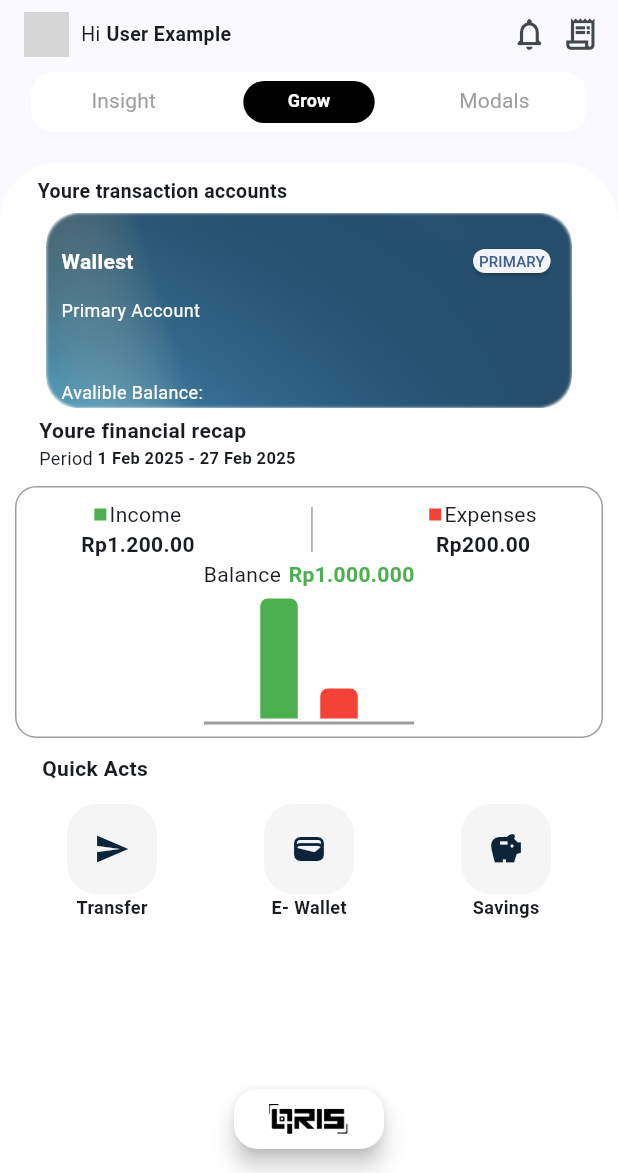
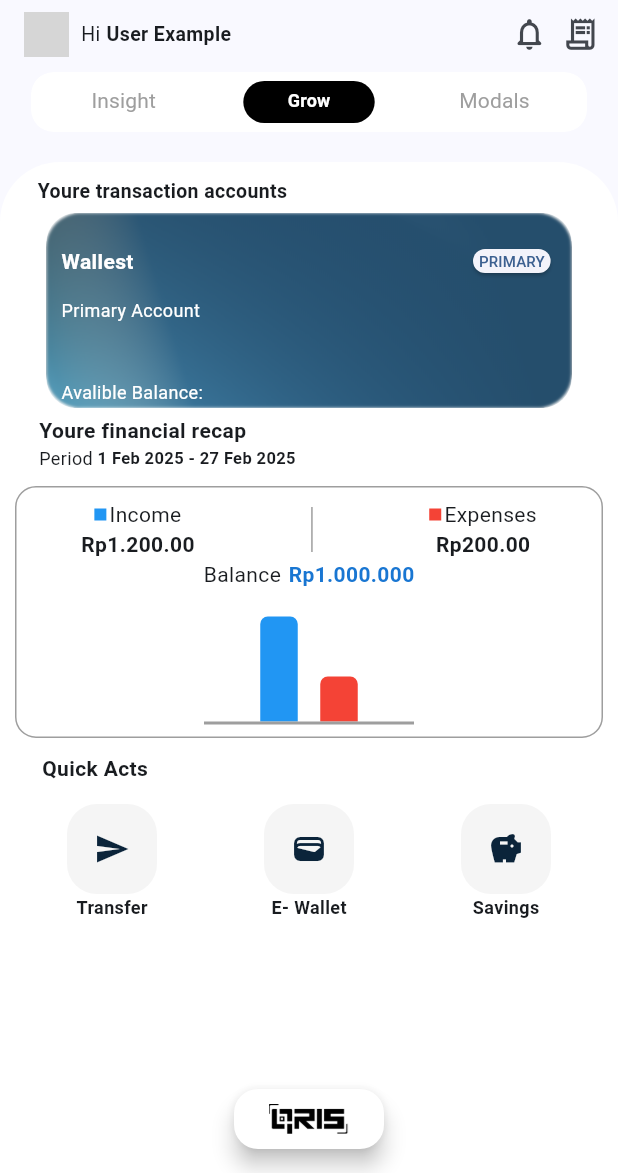
Before and after one commit to jbranabb/astroreal, a Flutter app: the screen it shows after launch, on a phone screen of 412 x 824 dp, the part 63-1236 px from its top. Run offline on Flutter 3.47's test engine with Material 3 defaults, Android fonts, the light colour scheme and no system bars; drawn by our look-alikes of lottie; our stand-ins replace bloc, flutter_bloc, flutter_svg, gap, smooth_page_indicator; network calls fail; grey boxes are pictures that could not be loaded.

Commit message:
renamed:    astroreal/lib/data/bloc/onboarding_cubit.dart -> astroreal/lib/data/bloc/onboarding/onboarding_cubit.dart 	new file:   astroreal/lib/data/bloc/wallets_bar/bloc/container_bloc.dart 	new file:   astroreal/lib/data/bloc/wallets_bar/bloc/container_event.dart 	new file:   astroreal/lib/data/bloc/wallets_bar/bloc/container_state.dart 	new file:   astroreal/lib/data/bloc/wallets_bar/container_cubit.dart 	modified:   astroreal/lib/main.dart 	modified:   astroreal/lib/pages/home/TabView/tab1/tab_one.dart 	modified:   astroreal/lib/pages/home/TabView/widget/my_chart.dart 	modified:   astroreal/lib/pages/onboarding/onboarding.dart

```diff
--- /dev/null
+++ b/astroreal/lib/data/bloc/wallets_bar/bloc/container_bloc.dart
@@ -0,0 +1,21 @@
+import 'package:bloc/bloc.dart';
+import 'package:flutter/material.dart';
+import 'package:meta/meta.dart';
+
+part 'container_event.dart';
+part 'container_state.dart';
+
+class ContainerBloc extends Bloc<ContainerEvent, ContainerState> {
+  ContainerBloc() : super(ContainerState(heightA: 0, heightB: 0)) {
+    on<EventIncome>((event, emit) {
+      emit(state.copyWith(heightA: event.newValue));
+    });
+    on<EventExpenses>((event, emit) {
+      emit(state.copyWith(heightB: event.newValue));
+    });
+
+    on<ResetEvent>((event, emit) {
+      emit(ContainerState( heightA: 0, heightB: 0));
+    });
+  }
+}
--- /dev/null
+++ b/astroreal/lib/data/bloc/wallets_bar/bloc/container_event.dart
@@ -0,0 +1,16 @@
+part of 'container_bloc.dart';
+
+@immutable
+sealed class ContainerEvent {}
+
+
+class EventIncome extends ContainerEvent{
+  double newValue;
+  EventIncome({required this.newValue});
+}
+class EventExpenses extends ContainerEvent{
+  double newValue;
+  EventExpenses({required this.newValue});
+}
+
+class ResetEvent extends ContainerEvent{}
--- /dev/null
+++ b/astroreal/lib/data/bloc/wallets_bar/bloc/container_state.dart
@@ -0,0 +1,21 @@
+part of 'container_bloc.dart';
+
+class ContainerState {
+  final double heightA;
+  final double heightB;
+
+  ContainerState({
+    required this.heightA,
+    required this.heightB
+  });
+
+  ContainerState copyWith({
+    double? heightA,
+    double? heightB,
+  }) {
+    return ContainerState(
+      heightA: heightA ?? this.heightA,
+      heightB: heightB ?? this.heightB,
+    );
+  }
+}
--- /dev/null
+++ b/astroreal/lib/data/bloc/wallets_bar/container_cubit.dart
@@ -0,0 +1,20 @@
+import 'package:flutter_bloc/flutter_bloc.dart';
+
+class ContainerCubit extends Cubit<double>{
+  ContainerCubit() : super(0);
+
+  void refreshHeightIncome(double newValue){
+    emit(0);
+    Future.delayed(Duration.zero, (){
+      emit(newValue);
+    });
+  }
+  void refreshHeightExpenses(double newValue){
+    emit(0);
+    Future.delayed(Duration.zero, (){
+      emit(newValue);
+    });
+  }
+
+
+}
--- a/astroreal/lib/main.dart
+++ b/astroreal/lib/main.dart
@@ -1,4 +1,7 @@
-import 'package:astroreal/data/bloc/onboarding_cubit.dart';
+import 'package:astroreal/data/bloc/onboarding/onboarding_cubit.dart';
+import 'package:astroreal/data/bloc/wallets_bar/bloc/container_bloc.dart';
+// import 'package:astroreal/data/bloc/wallets_bar/bloc/container_bloc.dart';
+import 'package:astroreal/data/bloc/wallets_bar/container_cubit.dart';
 import 'package:astroreal/pages/auth/login/login.dart';
 import 'package:astroreal/pages/home/home_page.dart';
 import 'package:astroreal/pages/onboarding/onboarding.dart';
@@ -17,7 +20,8 @@ class MyApp extends StatelessWidget {
   Widget build(BuildContext context) {
     return MultiBlocProvider(
       providers: [
-        BlocProvider(create: (context) => OnboardingCubit(),)
+        BlocProvider(create: (context) => OnboardingCubit(),),
+        BlocProvider(create: (context) => ContainerBloc(),),
       ],
         child: MaterialApp(
           theme: ThemeData(
--- a/astroreal/lib/pages/home/TabView/tab1/tab_one.dart
+++ b/astroreal/lib/pages/home/TabView/tab1/tab_one.dart
@@ -1,15 +1,33 @@
+// ignore_for_file: avoid_print
+
 import 'package:astroreal/pages/home/TabView/widget/menu_button.dart';
 import 'package:astroreal/pages/home/TabView/widget/my_chart.dart';
 import 'package:astroreal/pages/home/TabView/widget/mydebit.dart';
 import 'package:flutter/material.dart';
+import 'package:flutter_bloc/flutter_bloc.dart';
 import 'package:gap/gap.dart';
 
-class MyTabBarView1 extends StatelessWidget {
+class MyTabBarView1 extends StatefulWidget {
   const MyTabBarView1({
     super.key,
   });
+
+  @override
+  State<MyTabBarView1> createState() => _MyTabBarView1State();
+}
+
+
+class _MyTabBarView1State extends State<MyTabBarView1> {
+  @override
+  void didUpdateWidget(covariant MyTabBarView1 oldWidget) {
+    super.didUpdateWidget(oldWidget);
+    print('did udpate');
+  }
+
+
   @override
   Widget build(BuildContext context) {
+    // print('build');
     double univesalSizeHorizontal = 10;
     double univesalSizeHeigh = 130;
     var widthBody = MediaQuery.of(context).size.width;
@@ -52,7 +70,8 @@ class MyTabBarView1 extends StatelessWidget {
                       univesalSizeHorizontal: univesalSizeHorizontal),
                   const Gap(5),
                   const MyFinancialAndPeriod(),
-                  const MyChartBar(),
+                   MyChartBar(
+                   ),
                   const MyMenuButtonAndTop(),
                 ],
               ),
--- a/astroreal/lib/pages/home/TabView/widget/my_chart.dart
+++ b/astroreal/lib/pages/home/TabView/widget/my_chart.dart
@@ -1,13 +1,29 @@
-
-import 'package:flutter/cupertino.dart';
+// import 'package:astroreal/data/bloc/wallets_bar/bloc/container_bloc.dart';
+import 'package:astroreal/data/bloc/wallets_bar/bloc/container_bloc.dart';
 import 'package:flutter/material.dart';
+import 'package:flutter_bloc/flutter_bloc.dart';
 import 'package:gap/gap.dart';
 
-class MyChartBar extends StatelessWidget {
+class MyChartBar extends StatefulWidget {
   const MyChartBar({
     super.key,
   });
 
+  @override
+  State<MyChartBar> createState() => _MyChartBarState();
+}
+
+class _MyChartBarState extends State<MyChartBar> {
+
+     @override
+  void didChangeDependencies() {
+    super.didChangeDependencies();
+    context.read<ContainerBloc>().add(ResetEvent());
+    Future.delayed(const Duration(milliseconds: 200), (){
+    context.read<ContainerBloc>().add(EventIncome(newValue: 70));
+    context.read<ContainerBloc>().add(EventExpenses(newValue: 30));
+    });
+   }
   @override
   Widget build(BuildContext context) {
     return Padding(
@@ -16,8 +32,7 @@ class MyChartBar extends StatelessWidget {
         padding: const EdgeInsets.all(8),
         decoration: BoxDecoration(
             borderRadius: BorderRadius.circular(14),
-            border: Border.all(
-                style: BorderStyle.solid, color: Colors.grey)),
+            border: Border.all(style: BorderStyle.solid, color: Colors.grey)),
         child: Column(
           children: [
             Row(
@@ -30,8 +45,7 @@ class MyChartBar extends StatelessWidget {
                         Container(
                           height: 8,
                           width: 8,
-                          decoration: const BoxDecoration(
-                              color: Colors.green),
+                          decoration: const BoxDecoration(color: Colors.blue),
                         ),
                         const Gap(2),
                         const Text('Income'),
@@ -39,8 +53,7 @@ class MyChartBar extends StatelessWidget {
                     ),
                     const Text(
                       'Rp1.200.00',
-                      style:
-                          TextStyle(fontWeight: FontWeight.bold),
+                      style: TextStyle(fontWeight: FontWeight.bold),
                     ),
                   ],
                 ),
@@ -59,8 +72,7 @@ class MyChartBar extends StatelessWidget {
                         Container(
                           height: 8,
                           width: 8,
-                          decoration: const BoxDecoration(
-                              color: Colors.red),
+                          decoration: const BoxDecoration(color: Colors.red),
                         ),
                         const Gap(2),
                         const Text('Expenses'),
@@ -68,33 +80,30 @@ class MyChartBar extends StatelessWidget {
                     ),
                     const Text(
                       'Rp200.00',
-                      style:
-                          TextStyle(fontWeight: FontWeight.bold),
+                      style: TextStyle(fontWeight: FontWeight.bold),
                     ),
                   ],
                 ),
               ],
             ),
-            const Row(
+            Row(
               mainAxisAlignment: MainAxisAlignment.center,
               children: [
-                Text('Balance'),
-                Gap(5),
+                const Text('Balance'),
+                const Gap(5),
                 Text(
                   'Rp1.000.000',
                   style: TextStyle(
-                      color: Colors.green,
-                      fontWeight: FontWeight.bold),
+                      color: Colors.blue.shade700, fontWeight: FontWeight.bold),
                 ),
               ],
             ),
             Container(
-              height:
-                  90, // Beri ketinggian fixed untuk container
+              height: 90, // Beri ketinggian fixed untuk container
               padding: const EdgeInsets.symmetric(horizontal: 20),
               child: Column(
-                mainAxisAlignment: MainAxisAlignment
-                    .end, // Pastikan semua konten rata bawah
+                mainAxisAlignment:
+                    MainAxisAlignment.end, // Pastikan semua konten rata bawah
                 children: [
                   // Bar charts
                   Row(
@@ -103,20 +112,27 @@ class MyChartBar extends StatelessWidget {
                         .end, // Penting! Ini membuat bar mulai dari bawah
                     children: [
                       const SizedBox(width: 10),
-                      Container(
-                        height: 80, // Tinggi bar income
+                      BlocBuilder<ContainerBloc, ContainerState>(
+                        builder: (context, income) {
+                          return AnimatedContainer(
+                            duration: Durations.extralong2,
+                            height: income.heightA, // Tinggi bar income
                             width: 25,
                             decoration: const BoxDecoration(
                               borderRadius: BorderRadius.only(
                                   topLeft: Radius.circular(5),
                                   topRight: Radius.circular(5)),
-                          color: Colors.green,
+                              color: Colors.blue,
                             ),
+                          );
+                        },
                       ),
                       const SizedBox(width: 15),
-                      Container(
-                        height:
-                            20, // Tinggi bar expenses (lebih pendek)
+                      BlocBuilder<ContainerBloc,ContainerState>(
+                        builder: (context, state) {
+                          return AnimatedContainer(
+                            duration: Durations.extralong2,
+                            height: state.heightB, // Tinggi bar expenses (lebih pendek)
                             width: 25,
                             decoration: const BoxDecoration(
                               borderRadius: BorderRadius.only(
@@ -124,12 +140,14 @@ class MyChartBar extends StatelessWidget {
                                   topRight: Radius.circular(5)),
                               color: Colors.red,
                             ),
+                          );
+                        },
                       ),
                       const SizedBox(width: 10),
                     ],
                   ),
-                  const SizedBox(
-                      height: 2), // Jarak antara bar dan divider
+                  // const SizedBox(
+                  //     height: 2), // Jarak antara bar dan divider
                   // Divider selalu di bawah
                   Container(
                     width: 140,
@@ -160,8 +178,7 @@ class MyFinancialAndPeriod extends StatelessWidget {
         children: [
           Text(
             'Youre financial recap',
-            style: TextStyle(
-                fontSize: 14, fontWeight: FontWeight.bold),
+            style: TextStyle(fontSize: 14, fontWeight: FontWeight.bold),
           ),
           Row(
             children: [
@@ -174,8 +191,7 @@ class MyFinancialAndPeriod extends StatelessWidget {
               Gap(3),
               Text(
                 '1 Feb 2025 - 27 Feb 2025',
-                style: TextStyle(
-                    fontSize: 11, fontWeight: FontWeight.bold),
+                style: TextStyle(fontSize: 11, fontWeight: FontWeight.bold),
               ),
             ],
           ),
--- a/astroreal/lib/pages/onboarding/onboarding.dart
+++ b/astroreal/lib/pages/onboarding/onboarding.dart
@@ -1,6 +1,6 @@
 // ignore_for_file: avoid_unnecessary_containers, sort_child_properties_last, avoid_print
 
-import 'package:astroreal/data/bloc/onboarding_cubit.dart';
+import 'package:astroreal/data/bloc/onboarding/onboarding_cubit.dart';
 import 'package:astroreal/pages/auth/login/login.dart';
 import 'package:astroreal/pages/widgets/onboarding/onboarding.dart';
 import 'package:flutter/material.dart';
```
Also changed, not shown: astroreal/lib/data/bloc/onboarding/onboarding_cubit.dart (renamed from astroreal/lib/data/bloc/onboarding_cubit.dart). Lines whose indentation alone changed are shown as unchanged.
